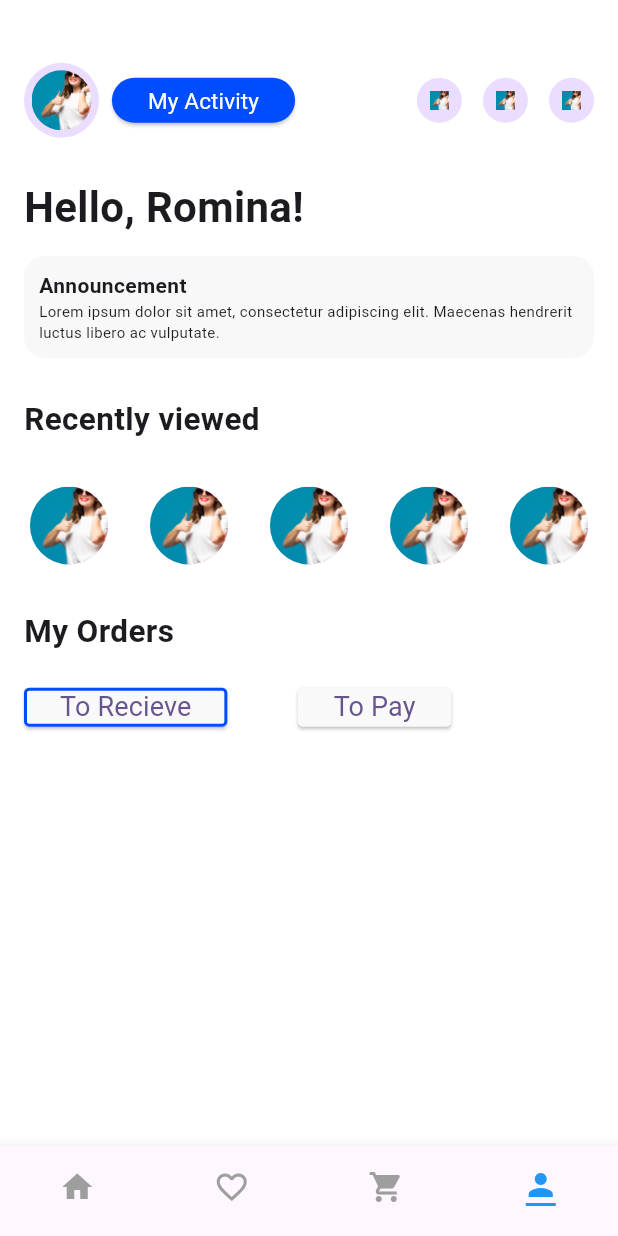
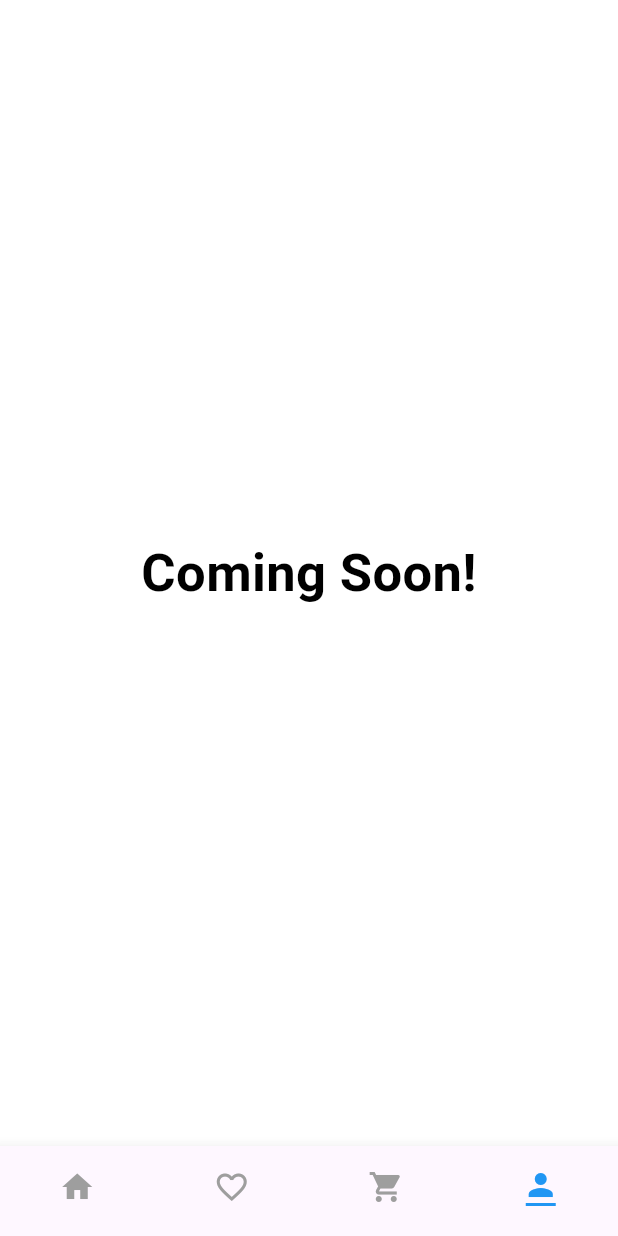
Before and after one commit to ADEDANCE/shoppe_app, a Flutter app: the HomeNav screen opened by its route, item 4 of the bottom bar chosen, on a phone screen of 412 x 824 dp. Run offline on Flutter 3.47's test engine with Material 3 defaults, Android fonts, the phone set to English and light mode, and no system bars; our stand-ins replace carousel_slider, cloud_firestore, connectivity_plus, country_picker, firebase_auth, firebase_core and 4 more; missing offline and left inert: flutter_intl_phone_field; accounts and stored records are empty; network calls fail.

Commit message:
Add comming soon text

```diff
--- a/lib/screens/user_side/home/profile_screen.dart
+++ b/lib/screens/user_side/home/profile_screen.dart
@@ -1,8 +1,8 @@
 import 'package:flutter/material.dart';
-import 'package:flutter_screenutil/flutter_screenutil.dart';
-import 'package:shoppe/screens/common_widgets/product_circle.dart';
-import 'package:shoppe/screens/common_widgets/selection_button.dart';
-import 'package:shoppe/screens/user_side/home/setting/setting_screen.dart';
+// import 'package:flutter_screenutil/flutter_screenutil.dart';
+// import 'package:shoppe/screens/common_widgets/product_circle.dart';
+// import 'package:shoppe/screens/common_widgets/selection_button.dart';
+// import 'package:shoppe/screens/user_side/home/setting/setting_screen.dart';
 
 class ProfileScreen extends StatefulWidget {
   const ProfileScreen({super.key});
@@ -15,219 +15,229 @@ class _ProfileScreenState extends State<ProfileScreen> {
   int selectedIndex = 0;
   @override
   Widget build(BuildContext context) {
-    return Padding(
-      padding: EdgeInsets.all(16),
-      child: Expanded(
-        child: SingleChildScrollView(
-          child: Column(
-            mainAxisSize: MainAxisSize.min,
-            children: [
-              SizedBox(height: 30.h),
-              Row(
-                mainAxisAlignment: MainAxisAlignment.spaceBetween,
-                children: [
-                  Row(
-                    children: [
-                      CircleAvatar(
-                        radius: 25,
-                        child: CircleAvatar(
-                          radius: 20, // image size
-                          backgroundImage: AssetImage(
-                            'assets/images/Clothinggrid1.png',
-                          ),
-                        ),
-                      ),
-                      SizedBox(width: 10.h),
-                      ElevatedButton(
-                        onPressed: () {},
-                        style: ElevatedButton.styleFrom(
-                          backgroundColor: Color(0xFF004CFF),
-                          minimumSize: Size(90, 30),
-                          shape: RoundedRectangleBorder(
-                            borderRadius: BorderRadius.circular(50),
-                          ),
-                        ),
-                        child: Text(
-                          'My Activity',
-                          style: TextStyle(
-                            color: Colors.white,
-                            fontSize: 15,
-                            fontWeight: FontWeight.normal,
-                          ),
-                        ),
-                      ),
-                    ],
-                  ),
-                  Row(
-                    children: [
-                      GestureDetector(
-                        onTap: () {},
-                        child: CircleAvatar(
-                          radius: 15,
-                          child: Image.asset(
-                            'assets/images/Clothinggrid1.png',
-                            width: 15.w,
-                            height: 15.h,
-                          ),
-                        ),
-                      ),
-                      SizedBox(width: 15.w),
-                      GestureDetector(
-                        onTap: () {},
-                        child: CircleAvatar(
-                          radius: 15,
-                          child: Image.asset(
-                            'assets/images/Clothinggrid1.png',
-                            width: 15.w,
-                            height: 15.h,
-                          ),
-                        ),
-                      ),
-                      SizedBox(width: 15.w),
-                      GestureDetector(
-                        onTap: () {
-                          Navigator.push(
-                            context,
-                            MaterialPageRoute(builder: (_) => SettingScreen()),
-                          );
-                        },
-                        child: CircleAvatar(
-                          radius: 15,
-                          child: Image.asset(
-                            'assets/images/Clothinggrid1.png',
-                            width: 15.w,
-                            height: 15.h,
-                          ),
-                        ),
-                      ),
-                    ],
-                  ),
-                ],
-              ),
-              SizedBox(height: 30.h),
-              Align(
-                alignment: Alignment.centerLeft,
-                child: Text(
-                  "Hello, Romina!",
-                  style: TextStyle(fontSize: 28, fontWeight: FontWeight.bold),
-                ),
-              ),
-              SizedBox(height: 15.h),
-              Container(
-                decoration: BoxDecoration(
-                  color: Color(0xFFF8F8F8),
-                  borderRadius: BorderRadius.circular(16.r),
-                ),
-                child: Padding(
-                  padding: EdgeInsets.all(10),
-                  child: Column(
-                    children: [
-                      Align(
-                        alignment: Alignment.centerLeft,
-                        child: Text(
-                          "Announcement",
-                          style: TextStyle(
-                            fontSize: 14,
-                            fontWeight: FontWeight.bold,
-                          ),
-                        ),
-                      ),
-                      Align(
-                        alignment: Alignment.centerLeft,
-                        child: Text(
-                          "Lorem ipsum dolor sit amet, consectetur adipiscing elit. Maecenas hendrerit luctus libero ac vulputate.",
-                          style: TextStyle(
-                            fontSize: 10,
-                            fontWeight: FontWeight.normal,
-                          ),
-                        ),
-                      ),
-                    ],
-                  ),
-                ),
-              ),
-
-              SizedBox(height: 30.h),
-              Align(
-                alignment: Alignment.centerLeft,
-                child: Text(
-                  "Recently viewed",
-                  style: TextStyle(fontSize: 21, fontWeight: FontWeight.bold),
-                ),
-              ),
-              SizedBox(height: 30.h),
-              Row(
-                mainAxisAlignment: MainAxisAlignment.spaceBetween,
-                children: [
-                  ProductCircle(
-                    onTap: () {},
-                    imagepath: 'assets/images/Clothinggrid1.png',
-                  ),
-                  ProductCircle(
-                    onTap: () {},
-                    imagepath: 'assets/images/Clothinggrid1.png',
-                  ),
-                  ProductCircle(
-                    onTap: () {},
-                    imagepath: 'assets/images/Clothinggrid1.png',
-                  ),
-                  ProductCircle(
-                    onTap: () {},
-                    imagepath: 'assets/images/Clothinggrid1.png',
-                  ),
-                  ProductCircle(
-                    onTap: () {},
-                    imagepath: 'assets/images/Clothinggrid1.png',
-                  ),
-                ],
-              ),
-              SizedBox(height: 30.h),
-              Align(
-                alignment: Alignment.centerLeft,
-                child: Text(
-                  "My Orders",
-                  style: TextStyle(fontSize: 21, fontWeight: FontWeight.bold),
-                ),
-              ),
-              SizedBox(height: 13.h),
-              Row(
-                children: [
-                  SelectionButton(
-                    onPressed: () {
-                      setState(() {
-                        selectedIndex = 0;
-                      });
-                    },
-                    text: 'To Recieve',
-                    width: 50.w,
-                    height: 25.h,
-                    bordercolor: selectedIndex == 0
-                        ? Color(0xFF004CFF)
-                        : Colors.transparent,
-                    color: Color(0xFFF9F9F9),
-                  ),
-                  SizedBox(width: 50.w),
-                  SelectionButton(
-                    onPressed: () {
-                      setState(() {
-                        selectedIndex = 1;
-                      });
-                    },
-                    text: 'To Pay',
-                    width: 50.w,
-                    height: 25.h,
-                    bordercolor: selectedIndex == 1
-                        ? Color(0xFF004CFF)
-                        : Colors.transparent,
-                    color: Color(0xFFF9F9F9),
-                  ),
-                ],
-              ),
-              //  selectedIndex == 0 ?
-            ],
-          ),
+    return Center(
+      child: Text(
+        'Coming Soon!',
+        style: TextStyle(
+          color: Colors.black,
+          fontSize: 35,
+          fontWeight: FontWeight.bold,
         ),
       ),
     );
+    //  Padding(
+    //   padding: EdgeInsets.all(16),
+    //   child: Expanded(
+    //     child: SingleChildScrollView(
+    //       child: Column(
+    //         mainAxisSize: MainAxisSize.min,
+    //         children: [
+    //           SizedBox(height: 30.h),
+    //           Row(
+    //             mainAxisAlignment: MainAxisAlignment.spaceBetween,
+    //             children: [
+    //               Row(
+    //                 children: [
+    //                   CircleAvatar(
+    //                     radius: 25,
+    //                     child: CircleAvatar(
+    //                       radius: 20, // image size
+    //                       backgroundImage: AssetImage(
+    //                         'assets/images/Clothinggrid1.png',
+    //                       ),
+    //                     ),
+    //                   ),
+    //                   SizedBox(width: 10.h),
+    //                   ElevatedButton(
+    //                     onPressed: () {},
+    //                     style: ElevatedButton.styleFrom(
+    //                       backgroundColor: Color(0xFF004CFF),
+    //                       minimumSize: Size(90, 30),
+    //                       shape: RoundedRectangleBorder(
+    //                         borderRadius: BorderRadius.circular(50),
+    //                       ),
+    //                     ),
+    // child: Text(
+    //   'My Activity',
+    //   style: TextStyle(
+    //     color: Colors.white,
+    //     fontSize: 15,
+    //     fontWeight: FontWeight.normal,
+    //   ),
+    // ),
+    //                   ),
+    //                 ],
+    //               ),
+    //               Row(
+    //                 children: [
+    //                   GestureDetector(
+    //                     onTap: () {},
+    //                     child: CircleAvatar(
+    //                       radius: 15,
+    //                       child: Image.asset(
+    //                         'assets/images/Clothinggrid1.png',
+    //                         width: 15.w,
+    //                         height: 15.h,
+    //                       ),
+    //                     ),
+    //                   ),
+    //                   SizedBox(width: 15.w),
+    //                   GestureDetector(
+    //                     onTap: () {},
+    //                     child: CircleAvatar(
+    //                       radius: 15,
+    //                       child: Image.asset(
+    //                         'assets/images/Clothinggrid1.png',
+    //                         width: 15.w,
+    //                         height: 15.h,
+    //                       ),
+    //                     ),
+    //                   ),
+    //                   SizedBox(width: 15.w),
+    //                   GestureDetector(
+    //                     onTap: () {
+    //                       Navigator.push(
+    //                         context,
+    //                         MaterialPageRoute(builder: (_) => SettingScreen()),
+    //                       );
+    //                     },
+    //                     child: CircleAvatar(
+    //                       radius: 15,
+    //                       child: Image.asset(
+    //                         'assets/images/Clothinggrid1.png',
+    //                         width: 15.w,
+    //                         height: 15.h,
+    //                       ),
+    //                     ),
+    //                   ),
+    //                 ],
+    //               ),
+    //             ],
+    //           ),
+    //           SizedBox(height: 30.h),
+    //           Align(
+    //             alignment: Alignment.centerLeft,
+    //             child: Text(
+    //               "Hello, Romina!",
+    //               style: TextStyle(fontSize: 28, fontWeight: FontWeight.bold),
+    //             ),
+    //           ),
+    //           SizedBox(height: 15.h),
+    //           Container(
+    //             decoration: BoxDecoration(
+    //               color: Color(0xFFF8F8F8),
+    //               borderRadius: BorderRadius.circular(16.r),
+    //             ),
+    //             child: Padding(
+    //               padding: EdgeInsets.all(10),
+    //               child: Column(
+    //                 children: [
+    //                   Align(
+    //                     alignment: Alignment.centerLeft,
+    //                     child: Text(
+    //                       "Announcement",
+    //                       style: TextStyle(
+    //                         fontSize: 14,
+    //                         fontWeight: FontWeight.bold,
+    //                       ),
+    //                     ),
+    //                   ),
+    //                   Align(
+    //                     alignment: Alignment.centerLeft,
+    //                     child: Text(
+    //                       "Lorem ipsum dolor sit amet, consectetur adipiscing elit. Maecenas hendrerit luctus libero ac vulputate.",
+    //                       style: TextStyle(
+    //                         fontSize: 10,
+    //                         fontWeight: FontWeight.normal,
+    //                       ),
+    //                     ),
+    //                   ),
+    //                 ],
+    //               ),
+    //             ),
+    //           ),
+
+    //           SizedBox(height: 30.h),
+    //           Align(
+    //             alignment: Alignment.centerLeft,
+    //             child: Text(
+    //               "Recently viewed",
+    //               style: TextStyle(fontSize: 21, fontWeight: FontWeight.bold),
+    //             ),
+    //           ),
+    //           SizedBox(height: 30.h),
+    //           Row(
+    //             mainAxisAlignment: MainAxisAlignment.spaceBetween,
+    //             children: [
+    //               ProductCircle(
+    //                 onTap: () {},
+    //                 imagepath: 'assets/images/Clothinggrid1.png',
+    //               ),
+    //               ProductCircle(
+    //                 onTap: () {},
+    //                 imagepath: 'assets/images/Clothinggrid1.png',
+    //               ),
+    //               ProductCircle(
+    //                 onTap: () {},
+    //                 imagepath: 'assets/images/Clothinggrid1.png',
+    //               ),
+    //               ProductCircle(
+    //                 onTap: () {},
+    //                 imagepath: 'assets/images/Clothinggrid1.png',
+    //               ),
+    //               ProductCircle(
+    //                 onTap: () {},
+    //                 imagepath: 'assets/images/Clothinggrid1.png',
+    //               ),
+    //             ],
+    //           ),
+    //           SizedBox(height: 30.h),
+    //           Align(
+    //             alignment: Alignment.centerLeft,
+    //             child: Text(
+    //               "My Orders",
+    //               style: TextStyle(fontSize: 21, fontWeight: FontWeight.bold),
+    //             ),
+    //           ),
+    //           SizedBox(height: 13.h),
+    //           Row(
+    //             children: [
+    //               SelectionButton(
+    //                 onPressed: () {
+    //                   setState(() {
+    //                     selectedIndex = 0;
+    //                   });
+    //                 },
+    //                 text: 'To Recieve',
+    //                 width: 50.w,
+    //                 height: 25.h,
+    //                 bordercolor: selectedIndex == 0
+    //                     ? Color(0xFF004CFF)
+    //                     : Colors.transparent,
+    //                 color: Color(0xFFF9F9F9),
+    //               ),
+    //               SizedBox(width: 50.w),
+    //               SelectionButton(
+    //                 onPressed: () {
+    //                   setState(() {
+    //                     selectedIndex = 1;
+    //                   });
+    //                 },
+    //                 text: 'To Pay',
+    //                 width: 50.w,
+    //                 height: 25.h,
+    //                 bordercolor: selectedIndex == 1
+    //                     ? Color(0xFF004CFF)
+    //                     : Colors.transparent,
+    //                 color: Color(0xFFF9F9F9),
+    //               ),
+    //             ],
+    //           ),
+    //           //  selectedIndex == 0 ?
+    //         ],
+    //       ),
+    //     ),
+    //   ),
+    // );
   }
 }
```
